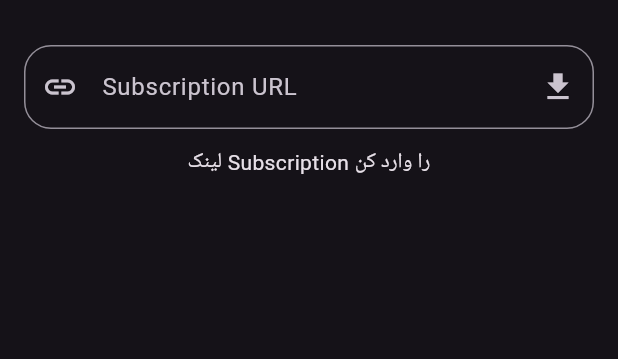
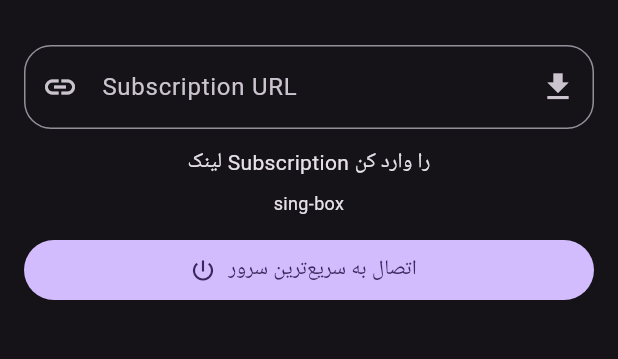
Before and after one commit to tavaamir6-lang/Light-Speed-VPN, a Flutter app: the screen it shows after launch, after a tap on the "refresh" icon, on a phone screen of 412 x 824 dp, the part 63-422 px from its top. Run offline on Flutter 3.47's test engine with Material 3 defaults, Android fonts, the phone set to English and light mode, and no system bars; our stand-ins replace shared_preferences; missing offline and left inert: flutter_sing_box, mmkv.

Commit message:
Integrate real sing-box VPN connection flow

```diff
--- a/lib/main.dart
+++ b/lib/main.dart
@@ -3,11 +3,24 @@ import 'dart:convert';
 import 'dart:io';
 
 import 'package:flutter/material.dart';
+import 'package:flutter_sing_box/flutter_sing_box.dart';
 import 'package:http/http.dart' as http;
 import 'package:intl/intl.dart';
+import 'package:mmkv/mmkv.dart';
 import 'package:shared_preferences/shared_preferences.dart';
 
-void main() => runApp(const LightSpeedApp());
+final FlutterSingBox vpn = FlutterSingBox();
+
+Future<void> main() async {
+  WidgetsFlutterBinding.ensureInitialized();
+  await MMKV.initialize();
+  try {
+    await vpn.init();
+  } catch (e) {
+    debugPrint('VPN core init failed: $e');
+  }
+  runApp(const LightSpeedApp());
+}
 
 class LightSpeedApp extends StatelessWidget {
   const LightSpeedApp({super.key});
@@ -34,7 +47,12 @@ class ServerConfig {
   final int port;
   int? ping;
 
-  ServerConfig({required this.raw, required this.type, required this.address, required this.port});
+  ServerConfig({
+    required this.raw,
+    required this.type,
+    required this.address,
+    required this.port,
+  });
 }
 
 class SubscriptionInfo {
@@ -43,7 +61,12 @@ class SubscriptionInfo {
   final int total;
   final int expire;
 
-  const SubscriptionInfo({this.upload = 0, this.download = 0, this.total = 0, this.expire = 0});
+  const SubscriptionInfo({
+    this.upload = 0,
+    this.download = 0,
+    this.total = 0,
+    this.expire = 0,
+  });
 
   int get used => upload + download;
   int get remaining => total > used ? total - used : 0;
@@ -63,12 +86,23 @@ class _HomePageState extends State<HomePage> {
   SubscriptionInfo? subscription;
   bool loading = false;
   bool testing = false;
+  bool connecting = false;
+  bool connected = false;
   String status = 'لینک Subscription را وارد کن';
+  String coreVersion = 'sing-box';
 
   @override
   void initState() {
     super.initState();
+    _loadCoreVersion();
     _restoreUrl();
+  }
+
+  Future<void> _loadCoreVersion() async {
+    try {
+      final version = await vpn.getSingBoxVersion();
+      if (mounted) setState(() => coreVersion = 'sing-box $version');
+    } catch (_) {}
   }
 
   Future<void> _restoreUrl() async {
@@ -86,12 +120,15 @@ class _HomePageState extends State<HomePage> {
       if (mounted) setState(() => status = 'لینک Subscription را وارد کن');
       return;
     }
+
     setState(() {
       loading = true;
       status = 'در حال دریافت Subscription...';
     });
+
     try {
-      final response = await http.get(Uri.parse(url), headers: {
+      final uri = Uri.parse(url);
+      final response = await http.get(uri, headers: {
         'User-Agent': 'LightSpeed/1.0',
         'Accept': '*/*',
         'Cache-Control': 'no-cache',
@@ -103,11 +140,11 @@ class _HomePageState extends State<HomePage> {
 
       final info = _parseUserInfo(response.headers['subscription-userinfo']);
       final text = utf8.decode(response.bodyBytes, allowMalformed: true);
-      final decoded = _decodeSubscription(text);
-      final parsed = _parseConfigs(decoded);
+      final parsed = _parseConfigs(_decodeSubscription(text));
 
       final prefs = await SharedPreferences.getInstance();
       await prefs.setString('subscription_url', url);
+
       if (!mounted) return;
       setState(() {
         subscription = info;
@@ -115,7 +152,10 @@ class _HomePageState extends State<HomePage> {
         status = parsed.isEmpty ? 'کانفیگی پیدا نشد' : '${parsed.length} سرور پیدا شد';
         loading = false;
       });
-      if (parsed.isNotEmpty) await testPings();
+
+      if (parsed.isNotEmpty) {
+        await testPings();
+      }
     } catch (e) {
       if (!mounted) return;
       setState(() {
@@ -130,26 +170,41 @@ class _HomePageState extends State<HomePage> {
     final map = <String, int>{};
     for (final part in value.split(';')) {
       final pair = part.trim().split('=');
-      if (pair.length == 2) map[pair[0]] = int.tryParse(pair[1]) ?? 0;
+      if (pair.length == 2) {
+        map[pair[0].trim().toLowerCase()] = int.tryParse(pair[1].trim()) ?? 0;
+      }
     }
-    return SubscriptionInfo(upload: map['upload'] ?? 0, download: map['download'] ?? 0, total: map['total'] ?? 0, expire: map['expire'] ?? 0);
+    return SubscriptionInfo(
+      upload: map['upload'] ?? 0,
+      download: map['download'] ?? 0,
+      total: map['total'] ?? 0,
+      expire: map['expire'] ?? 0,
+    );
   }
 
   String _decodeSubscription(String input) {
     final direct = input.trim();
     const schemes = [
-      'vless://', 'vmess://', 'trojan://', 'ss://', 'ssr://',
-      'hysteria://', 'hysteria2://', 'hy2://', 'hy://', 'tuic://', 'wireguard://',
+      'vless://',
+      'vmess://',
+      'trojan://',
+      'ss://',
+      'ssr://',
+      'hysteria://',
+      'hysteria2://',
+      'hy2://',
+      'hy://',
+      'tuic://',
+      'wireguard://',
     ];
     if (schemes.any(direct.startsWith)) return direct;
 
-    String current = direct;
+    var current = direct;
     for (var i = 0; i < 3; i++) {
       try {
         var normalized = current.replaceAll('-', '+').replaceAll('_', '/');
         normalized += '=' * ((4 - normalized.length % 4) % 4);
-        final bytes = base64.decode(normalized);
-        final next = utf8.decode(bytes, allowMalformed: true).trim();
+        final next = utf8.decode(base64.decode(normalized), allowMalformed: true).trim();
         if (next.isEmpty || next == current) break;
         current = next;
       } catch (_) {
@@ -161,7 +216,19 @@ class _HomePageState extends State<HomePage> {
 
   List<ServerConfig> _parseConfigs(String text) {
     final result = <ServerConfig>[];
-    const supported = {'vless', 'vmess', 'trojan', 'ss', 'ssr', 'hysteria', 'hysteria2', 'hy2', 'hy', 'tuic', 'wireguard'};
+    const supported = {
+      'vless',
+      'vmess',
+      'trojan',
+      'ss',
+      'ssr',
+      'hysteria',
+      'hysteria2',
+      'hy2',
+      'hy',
+      'tuic',
+      'wireguard',
+    };
 
     for (final raw in text.split(RegExp(r'[\r\n]+'))) {
       final line = raw.trim();
@@ -170,8 +237,8 @@ class _HomePageState extends State<HomePage> {
       if (uri == null) continue;
       final type = uri.scheme.toLowerCase();
       if (!supported.contains(type)) continue;
+      final host = uri.host.isNotEmpty ? uri.host : _hostFromRaw(line);
       final port = uri.hasPort ? uri.port : 443;
-      final host = uri.host.isNotEmpty ? uri.host : _hostFromRaw(line);
       if (host.isEmpty) continue;
       result.add(ServerConfig(raw: line, type: type, address: host, port: port));
     }
@@ -191,19 +258,87 @@ class _HomePageState extends State<HomePage> {
   Future<void> testPings() async {
     if (configs.isEmpty) return;
     setState(() => testing = true);
+
     await Future.wait(configs.map((server) async {
       final watch = Stopwatch()..start();
       try {
-        final socket = await Socket.connect(server.address, server.port, timeout: const Duration(seconds: 3));
+        final socket = await Socket.connect(
+          server.address,
+          server.port,
+          timeout: const Duration(seconds: 3),
+        );
         await socket.close();
         server.ping = watch.elapsedMilliseconds;
       } catch (_) {
         server.ping = null;
       }
     }));
+
     configs.sort((a, b) => (a.ping ?? 999999).compareTo(b.ping ?? 999999));
     if (!mounted) return;
     setState(() => testing = false);
+  }
+
+  Future<void> connectBestServer() async {
+    if (connecting || connected) return;
+
+    if (configs.isEmpty) {
+      await loadSubscription();
+      if (configs.isEmpty) return;
+    }
+
+    setState(() {
+      connecting = true;
+      status = 'در حال آماده‌سازی سریع‌ترین سرور...';
+    });
+
+    try {
+      final url = urlController.text.trim();
+      if (url.isEmpty) throw Exception('Subscription URL خالی است');
+
+      // The plugin converts the subscription into a native sing-box profile.
+      final profile = await ProfileService().importProfile(
+        subscribeLink: Uri.parse(url),
+        userAgent: 'LightSpeed/1.0',
+      );
+
+      final source = File(profile.typed.path);
+      final target = await ProfileStorage().getUsingConfig();
+      await target.parent.create(recursive: true);
+      await source.copy(target.path);
+      ProfileStorage().setSelectedProfile(profile.id);
+
+      await vpn.startVpn();
+
+      if (!mounted) return;
+      setState(() {
+        connected = true;
+        connecting = false;
+        status = 'متصل • ${configs.isNotEmpty ? configs.first.address : profile.name}';
+      });
+    } catch (e) {
+      if (!mounted) return;
+      setState(() {
+        connecting = false;
+        connected = false;
+        status = 'خطای اتصال: $e';
+      });
+    }
+  }
+
+  Future<void> disconnectVpn() async {
+    try {
+      await vpn.stopVpn();
+    } catch (e) {
+      if (mounted) setState(() => status = 'خطای قطع اتصال: $e');
+      return;
+    }
+    if (mounted) {
+      setState(() {
+        connected = false;
+        status = 'اتصال قطع شد';
+      });
+    }
   }
 
   String _bytes(int bytes) {
@@ -219,15 +354,25 @@ class _HomePageState extends State<HomePage> {
 
   String _expire(int timestamp) {
     if (timestamp <= 0) return 'نامشخص';
-    return DateFormat('yyyy/MM/dd').format(DateTime.fromMillisecondsSinceEpoch(timestamp * 1000));
+    return DateFormat('yyyy/MM/dd').format(
+      DateTime.fromMillisecondsSinceEpoch(timestamp * 1000),
+    );
   }
 
   @override
   Widget build(BuildContext context) {
     return Scaffold(
       appBar: AppBar(
-        title: const Text('Light speed 🔥', style: TextStyle(fontWeight: FontWeight.bold)),
-        actions: [IconButton(onPressed: loading ? null : loadSubscription, icon: const Icon(Icons.refresh))],
+        title: const Text(
+          'Light speed 🔥',
+          style: TextStyle(fontWeight: FontWeight.bold),
+        ),
+        actions: [
+          IconButton(
+            onPressed: loading ? null : loadSubscription,
+            icon: const Icon(Icons.refresh),
+          ),
+        ],
       ),
       body: RefreshIndicator(
         onRefresh: loadSubscription,
@@ -241,24 +386,53 @@ class _HomePageState extends State<HomePage> {
                 labelText: 'Subscription URL',
                 hintText: 'https://...',
                 prefixIcon: const Icon(Icons.link),
-                suffixIcon: IconButton(icon: const Icon(Icons.download), onPressed: loading ? null : loadSubscription),
-                border: OutlineInputBorder(borderRadius: BorderRadius.circular(18)),
+                suffixIcon: IconButton(
+                  icon: const Icon(Icons.download),
+                  onPressed: loading ? null : loadSubscription,
+                ),
+                border: OutlineInputBorder(
+                  borderRadius: BorderRadius.circular(18),
+                ),
               ),
             ),
             const SizedBox(height: 12),
             Text(status, textAlign: TextAlign.center),
-            if (subscription != null) ...[const SizedBox(height: 16), _trafficCard(subscription!)],
+            const SizedBox(height: 8),
+            Text(coreVersion, textAlign: TextAlign.center, style: const TextStyle(fontSize: 12)),
+            const SizedBox(height: 12),
+            FilledButton.icon(
+              onPressed: connecting ? null : (connected ? disconnectVpn : connectBestServer),
+              icon: Icon(connected ? Icons.stop_circle : Icons.power_settings_new),
+              label: Text(connected ? 'قطع VPN' : 'اتصال به سریع‌ترین سرور'),
+            ),
+            if (subscription != null) ...[
+              const SizedBox(height: 16),
+              _trafficCard(subscription!),
+            ],
             const SizedBox(height: 16),
             if (configs.isNotEmpty)
               Row(
                 children: [
-                  const Text('سرورها', style: TextStyle(fontSize: 20, fontWeight: FontWeight.bold)),
+                  const Text(
+                    'سرورها',
+                    style: TextStyle(fontSize: 20, fontWeight: FontWeight.bold),
+                  ),
                   const Spacer(),
-                  if (testing) const SizedBox(width: 18, height: 18, child: CircularProgressIndicator(strokeWidth: 2)),
-                  IconButton(onPressed: testing ? null : testPings, icon: const Icon(Icons.speed)),
+                  if (testing)
+                    const SizedBox(
+                      width: 18,
+                      height: 18,
+                      child: CircularProgressIndicator(strokeWidth: 2),
+                    ),
+                  IconButton(
+                    onPressed: testing ? null : testPings,
+                    icon: const Icon(Icons.speed),
+                  ),
                 ],
               ),
-            ...configs.asMap().entries.map((entry) => _serverCard(entry.key + 1, entry.value)),
+            ...configs.asMap().entries.map(
+              (entry) => _serverCard(entry.key + 1, entry.value),
+            ),
           ],
         ),
       ),
@@ -272,9 +446,16 @@ class _HomePageState extends State<HomePage> {
         child: Column(
           crossAxisAlignment: CrossAxisAlignment.start,
           children: [
-            const Text('📊 اطلاعات اشتراک', style: TextStyle(fontSize: 18, fontWeight: FontWeight.bold)),
+            const Text(
+              '📊 اطلاعات اشتراک',
+              style: TextStyle(fontSize: 18, fontWeight: FontWeight.bold),
+            ),
             const SizedBox(height: 12),
-            LinearProgressIndicator(value: info.progress, minHeight: 8, borderRadius: BorderRadius.circular(8)),
+            LinearProgressIndicator(
+              value: info.progress,
+              minHeight: 8,
+              borderRadius: BorderRadius.circular(8),
+            ),
             const SizedBox(height: 12),
             Text('مصرف: ${_bytes(info.used)} / ${_bytes(info.total)}'),
             Text('آپلود: ${_bytes(info.upload)}'),
@@ -290,15 +471,26 @@ class _HomePageState extends State<HomePage> {
   Widget _serverCard(int index, ServerConfig server) {
     final fastest = index == 1 && server.ping != null;
     final hashIndex = server.raw.indexOf('#');
-    final name = hashIndex >= 0 && hashIndex + 1 < server.raw.length ? Uri.decodeComponent(server.raw.substring(hashIndex + 1)) : server.type.toUpperCase();
+    final name = hashIndex >= 0 && hashIndex + 1 < server.raw.length
+        ? Uri.decodeComponent(server.raw.substring(hashIndex + 1))
+        : server.type.toUpperCase();
 
     return Card(
       margin: const EdgeInsets.only(bottom: 10),
       child: ListTile(
         leading: CircleAvatar(child: Text('$index')),
         title: Text(name, maxLines: 1, overflow: TextOverflow.ellipsis),
-        subtitle: Text('${server.type.toUpperCase()} • ${server.address}:${server.port}', maxLines: 1, overflow: TextOverflow.ellipsis),
-        trailing: fastest ? Text('⚡ ${server.ping} ms', style: const TextStyle(fontWeight: FontWeight.bold)) : Text(server.ping == null ? '—' : '${server.ping} ms'),
+        subtitle: Text(
+          '${server.type.toUpperCase()} • ${server.address}:${server.port}',
+          maxLines: 1,
+          overflow: TextOverflow.ellipsis,
+        ),
+        trailing: fastest
+            ? Text(
+                '⚡ ${server.ping} ms',
+                style: const TextStyle(fontWeight: FontWeight.bold),
+              )
+            : Text(server.ping == null ? '—' : '${server.ping} ms'),
       ),
     );
   }
```
